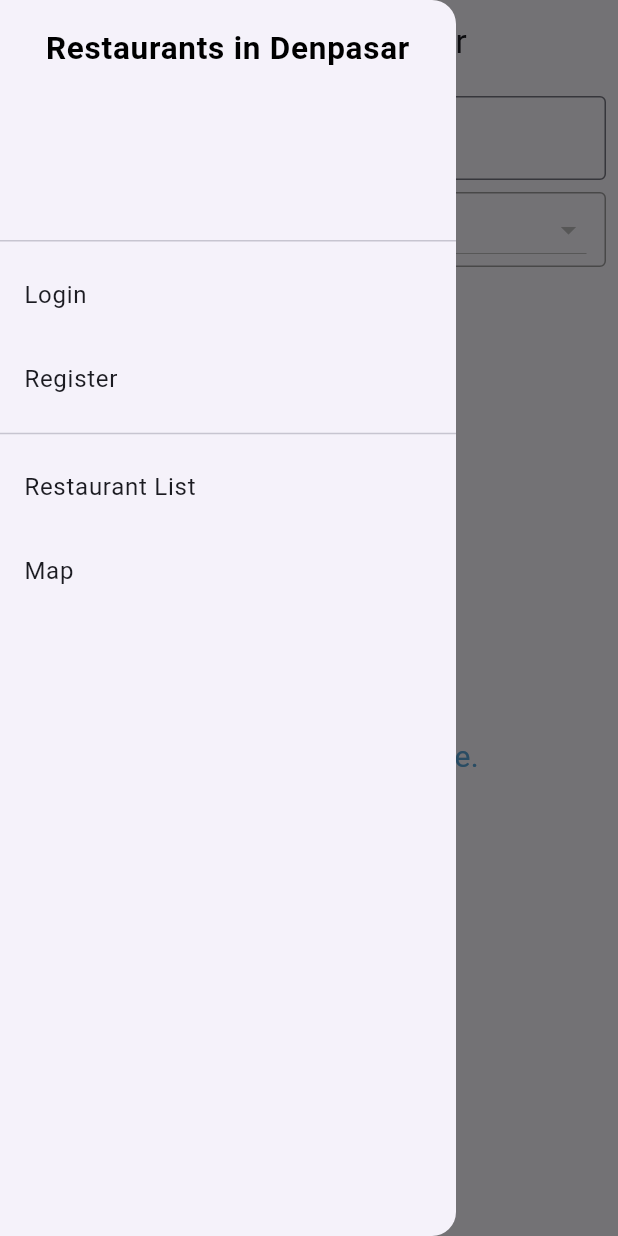
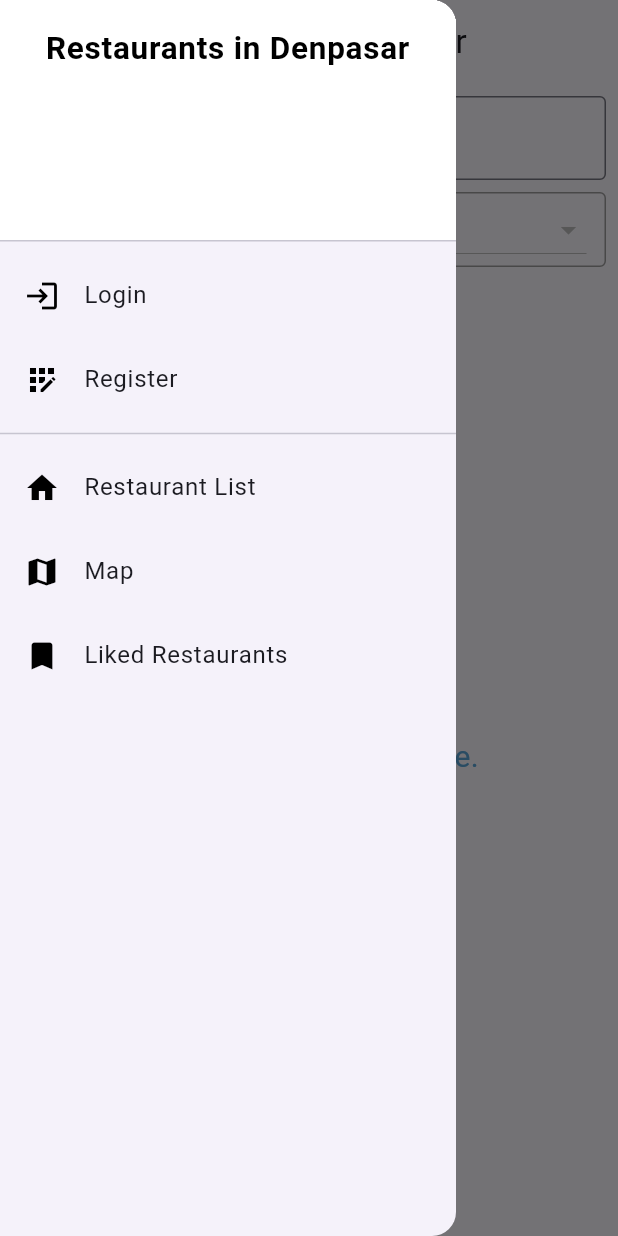
Before and after one commit to K6-PBD-Midterm/denpasar_food_mobile, a Flutter app: the screen it shows after launch, with the side drawer open, on a phone screen of 412 x 824 dp. Run offline on Flutter 3.47's test engine with Material 3 defaults, Android fonts, the phone set to English and light mode, and no system bars; our stand-ins replace flutter_map, flutter_rating_bar, latlong2; missing offline and left inert: pbp_django_auth; key blocks and very long unbroken strings in the code were emptied for the run.

Commit message:
add icons to left drawer

```diff
--- a/lib/widgets/left_drawer.dart
+++ b/lib/widgets/left_drawer.dart
@@ -10,6 +10,9 @@ class LeftDrawer extends StatelessWidget {
       child: ListView(
         children: [
           DrawerHeader(
+            decoration: BoxDecoration(
+              color: Colors.white,
+            ),
             child: Text(
               "Restaurants in Denpasar",
               textAlign: TextAlign.center,
@@ -21,19 +24,23 @@ class LeftDrawer extends StatelessWidget {
             ),
           ),
           ListTile(
+            leading: Icon(Icons.login, color: Colors.black),
             title: const Text("Login"),
             onTap: () {},
           ),
           ListTile(
+            leading: Icon(Icons.app_registration, color: Colors.black),
             title: const Text("Register"),
             onTap: () {},
           ),
           Divider(),
           ListTile(
+            leading: Icon(Icons.home, color: Colors.black),
             title: const Text("Restaurant List"),
             onTap: () {},
           ),
           ListTile(
+            leading: Icon(Icons.map, color: Colors.black),
             title: const Text("Map"),
             onTap: () {
               Navigator.push(
@@ -42,6 +49,11 @@ class LeftDrawer extends StatelessWidget {
               );
             },
           ),
+          ListTile(
+            leading: Icon(Icons.bookmark, color: Colors.black),
+            title: const Text("Liked Restaurants"),
+            onTap: () {},
+          ),
         ],
       ),
     );
```
